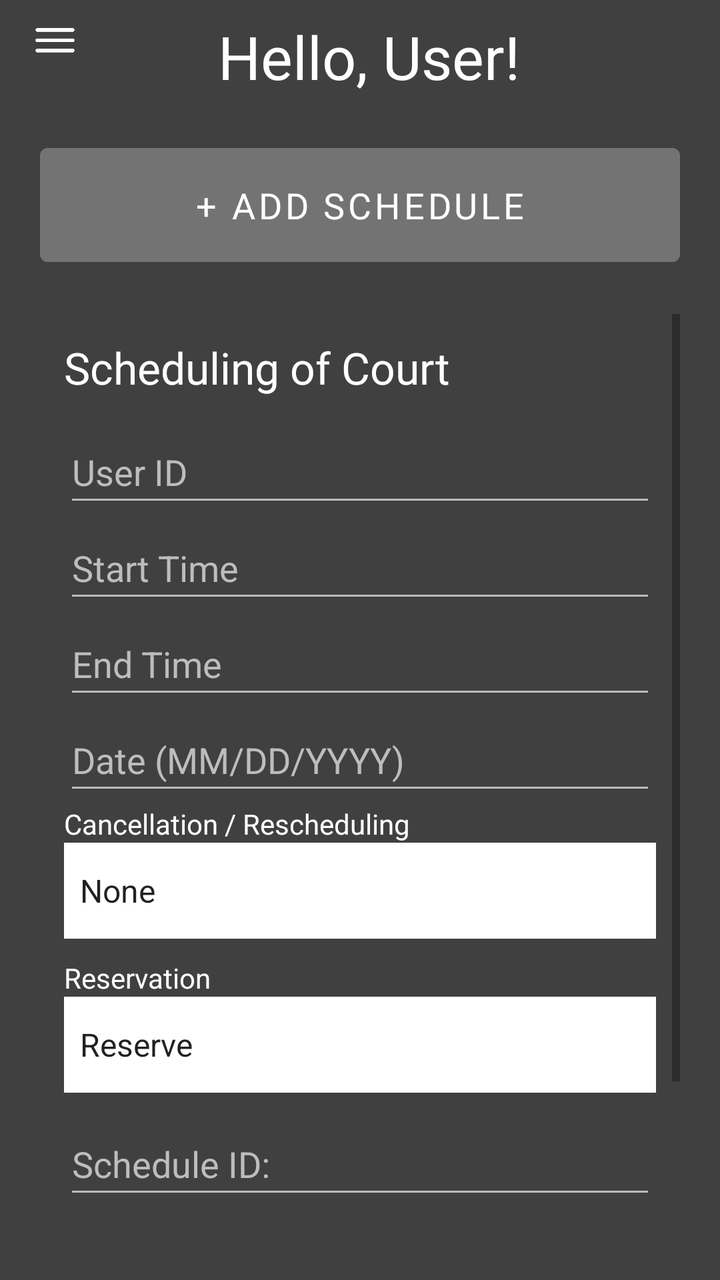
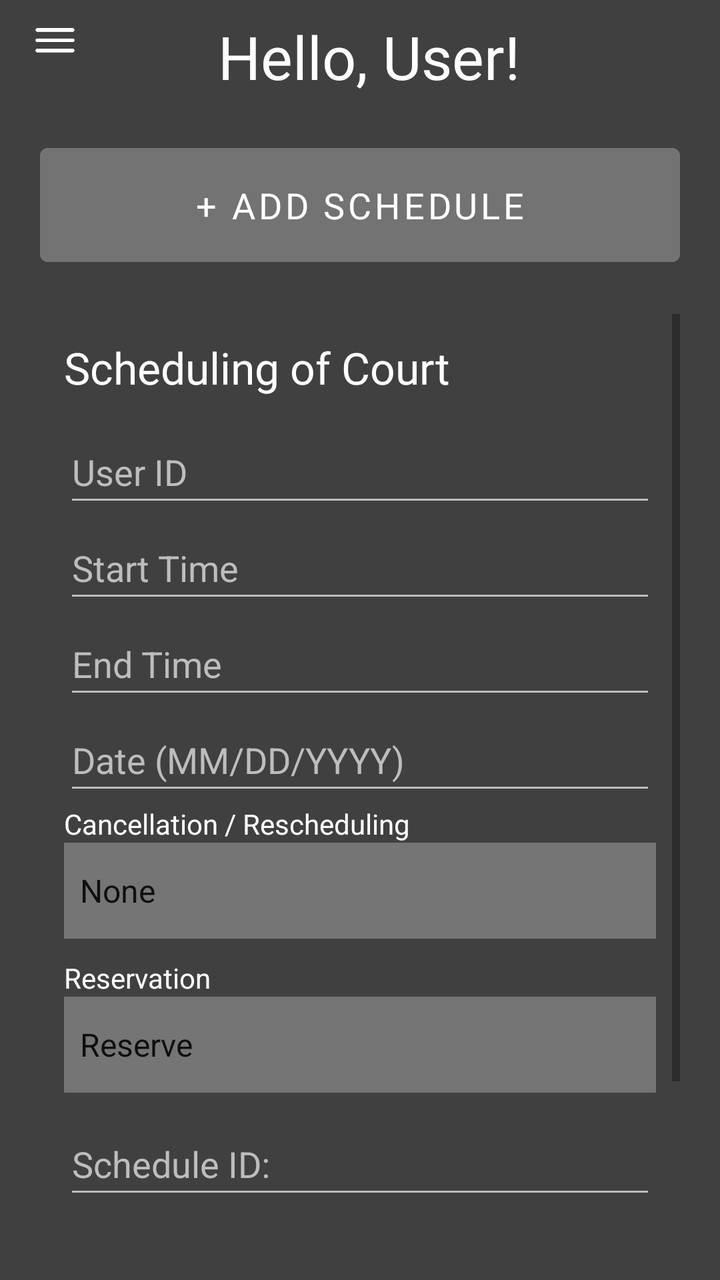

Screens rendered from an Android XML layout before and after an edit, with the pre-edit source and the edit as a unified diff.
<!-- AndroidManifest.xml: application theme Theme.CourtScheduler -->
<!-- res/layout/activity_scheduler.xml -->
<?xml version="1.0" encoding="utf-8"?>
<androidx.constraintlayout.widget.ConstraintLayout
    xmlns:android="http://schemas.android.com/apk/res/android"
    xmlns:app="http://schemas.android.com/apk/res-auto"
    xmlns:tools="http://schemas.android.com/tools"
    android:id="@+id/main"
    android:layout_width="match_parent"
    android:layout_height="match_parent"
    tools:context=".Scheduler">

    <ImageView
        android:id="@+id/backgroundscheduler"
        android:layout_width="0dp"
        android:layout_height="0dp"
        android:background="#000000"
        android:contentDescription="@string/scheduler_bg"
        android:scaleType="fitXY"
        app:srcCompat="@drawable/background"
        app:layout_constraintTop_toTopOf="parent"
        app:layout_constraintBottom_toBottomOf="parent"
        app:layout_constraintStart_toStartOf="parent"
        app:layout_constraintEnd_toEndOf="parent" />

    <ImageView
        android:id="@+id/menu"
        android:layout_width="47dp"
        android:layout_height="41dp"
        android:layout_marginStart="4dp"
        android:contentDescription="@string/menu_name"
        app:layout_constraintStart_toStartOf="parent"
        app:layout_constraintTop_toTopOf="parent"
        app:srcCompat="@drawable/hamburgermenu" />

    <TextView
        android:id="@+id/greeting"
        android:layout_width="0dp"
        android:layout_height="45dp"
        android:layout_marginStart="25dp"
        android:layout_marginTop="8dp"
        android:layout_marginEnd="16dp"
        android:fontFamily="@font/publicsans_bold"
        android:text="@string/user_hello"
        android:textAlignment="center"
        android:textColor="#FFFFFF"
        android:textSize="30sp"
        app:layout_constraintStart_toStartOf="parent"
        app:layout_constraintEnd_toEndOf="parent"
        app:layout_constraintTop_toTopOf="parent"
        tools:ignore="TextContrastCheck" />

    <Button
        android:id="@+id/button7"
        android:layout_width="0dp"
        android:layout_height="69dp"
        android:layout_marginTop="15dp"
        android:layout_marginStart="20dp"
        android:layout_marginEnd="20dp"
        android:backgroundTint="#737373"
        android:fontFamily="@font/publicsans_bold"
        android:text="@string/add_scheduler_button"
        android:textColor="@color/white"
        android:textSize="18sp"
        app:layout_constraintTop_toBottomOf="@id/greeting"
        app:layout_constraintStart_toStartOf="parent"
        app:layout_constraintEnd_toEndOf="parent" />

    <ScrollView
        android:id="@+id/schedulerScroll"
        android:layout_width="0dp"
        android:layout_height="0dp"
        android:layout_margin="20dp"
        android:fillViewport="false"
        app:layout_constraintTop_toBottomOf="@id/button7"
        app:layout_constraintBottom_toBottomOf="parent"
        app:layout_constraintStart_toStartOf="parent"
        app:layout_constraintEnd_toEndOf="parent">

        <LinearLayout
            android:layout_width="match_parent"
            android:layout_height="wrap_content"
            android:orientation="vertical"
            android:padding="12dp">

            <TextView
                android:layout_width="match_parent"
                android:layout_height="wrap_content"
                android:layout_marginBottom="12dp"
                android:fontFamily="@font/publicsans_bold"
                android:text="@string/scheduling_title"
                android:textColor="#FFFFFF"
                android:textSize="22sp" />

            <EditText
                android:id="@+id/userID"
                android:layout_width="match_parent"
                android:layout_height="48dp"
                android:backgroundTint="#BDBDBD"
                android:hint="@string/user_id_hint"
                android:inputType="number"
                android:importantForAutofill="no"
                android:textColor="#FFFFFF"
                android:textColorHint="#BDBDBD" />

            <EditText
                android:id="@+id/startTime"
                android:layout_width="match_parent"
                android:layout_height="48dp"
                android:backgroundTint="#BDBDBD"
                android:hint="@string/start_time_hint"
                android:inputType="text"
                android:importantForAutofill="no"
                android:textColor="#FFFFFF"
                android:textColorHint="#BDBDBD" />

            <EditText
                android:id="@+id/endTime"
                android:layout_width="match_parent"
                android:layout_height="48dp"
                android:backgroundTint="#BDBDBD"
                android:hint="@string/end_time_hint"
                android:inputType="text"
                android:importantForAutofill="no"
                android:textColor="#FFFFFF"
                android:textColorHint="#BDBDBD" />

            <EditText
                android:id="@+id/scheduleDate"
                android:layout_width="match_parent"
                android:layout_height="48dp"
                android:backgroundTint="#BDBDBD"
                android:hint="@string/schedule_date_hint"
                android:inputType="date"
                android:importantForAutofill="no"
                android:textColor="#FFFFFF"
                android:textColorHint="#BDBDBD" />

            <TextView
                android:layout_width="match_parent"
                android:layout_height="wrap_content"
                android:text="@string/cancellation_label"
                android:textColor="#FFFFFF"
                android:textSize="14sp" />

            <Spinner
                android:id="@+id/cancellationRescheduling"
                android:layout_width="match_parent"
                android:layout_height="48dp"
                android:layout_marginBottom="10dp"
                android:background="#FFFFFF"
                android:backgroundTint="#FFFFFF"
                android:entries="@array/cancellation_options" />

            <TextView
                android:layout_width="match_parent"
                android:layout_height="wrap_content"
                android:text="@string/reservation_label"
                android:textColor="#FFFFFF"
                android:textSize="14sp" />

            <Spinner
                android:id="@+id/reservation"
                android:layout_width="match_parent"
                android:layout_height="48dp"
                android:layout_marginBottom="10dp"
                android:background="#FFFFFF"
                android:backgroundTint="#FFFFFF"
                android:entries="@array/reservation_options" />

            <EditText
                android:id="@+id/scheduleID"
                android:layout_width="match_parent"
                android:layout_height="48dp"
                android:backgroundTint="#BDBDBD"
                android:hint="@string/schedule_id_hint"
                android:inputType="number"
                android:importantForAutofill="no"
                android:textColor="#FFFFFF"
                android:textColorHint="#BDBDBD" />

            <EditText
                android:id="@+id/courtPurpose"
                android:layout_width="match_parent"
                android:layout_height="wrap_content"
                android:layout_marginBottom="16dp"
                android:backgroundTint="#BDBDBD"
                android:gravity="top|start"
                android:hint="@string/court_purpose_hint"
                android:importantForAutofill="no"
                android:inputType="textCapSentences|textMultiLine"
                android:minLines="3"
                android:textColor="#FFFFFF"
                android:textColorHint="#BDBDBD" />

        </LinearLayout>
    </ScrollView>
</androidx.constraintlayout.widget.ConstraintLayout>
<!-- resources referenced by this layout -->
<resources>
  <string-array name="cancellation_options">
          <item>None</item>
          <item>Cancel</item>
          <item>Reschedule</item>
      </string-array>
  <string-array name="reservation_options">
          <item>Reserve</item>
          <item>Check Availability</item>
      </string-array>
  <color name="white">#FFFFFFFF</color>
  <!-- drawable background: png bitmap (drawable, 12709 bytes) -->
  <!-- drawable hamburgermenu: png bitmap (drawable, 3748 bytes) -->
  <string name="add_scheduler_button">+ Add Schedule</string>
  <string name="cancellation_label">Cancellation / Rescheduling</string>
  <string name="court_purpose_hint">Purpose of using the court:</string>
  <string name="end_time_hint">End Time</string>
  <string name="menu_name">HamburgerMenu</string>
  <string name="reservation_label">Reservation</string>
  <string name="schedule_date_hint">Date (MM/DD/YYYY)</string>
  <string name="schedule_id_hint">Schedule ID:</string>
  <string name="scheduler_bg">Scheduler Background</string>
  <string name="scheduling_title">Scheduling of Court</string>
  <string name="start_time_hint">Start Time</string>
  <string name="user_hello">Hello, User!</string>
  <string name="user_id_hint">User ID</string>
  <style name="Theme.CourtScheduler" parent="Theme.MaterialComponents.DayNight.NoActionBar">
          
          <item name="colorPrimary">@color/purple_500</item>
          <item name="colorPrimaryVariant">@color/purple_700</item>
          <item name="colorOnPrimary">@color/white</item>
          
          <item name="colorSecondary">@color/teal_200</item>
          <item name="colorSecondaryVariant">@color/teal_700</item>
          <item name="colorOnSecondary">@color/black</item>
          
          <item name="android:statusBarColor">?attr/colorPrimaryVariant</item>
          
      </style>
  <color name="purple_500">#FF6200EE</color>
  <color name="purple_700">#FF3700B3</color>
  <color name="teal_200">#FF03DAC5</color>
  <color name="teal_700">#FF018786</color>
  <color name="black">#FF000000</color>
</resources>

<!-- the commit's change to res/layout/activity_scheduler.xml (unified diff, before → after) -->
@@ -1,6 +1,5 @@
 <?xml version="1.0" encoding="utf-8"?>
-<androidx.constraintlayout.widget.ConstraintLayout
-    xmlns:android="http://schemas.android.com/apk/res/android"
+<androidx.constraintlayout.widget.ConstraintLayout xmlns:android="http://schemas.android.com/apk/res/android"
     xmlns:app="http://schemas.android.com/apk/res-auto"
     xmlns:tools="http://schemas.android.com/tools"
     android:id="@+id/main"
@@ -15,11 +14,11 @@
         android:background="#000000"
         android:contentDescription="@string/scheduler_bg"
         android:scaleType="fitXY"
-        app:srcCompat="@drawable/background"
+        app:layout_constraintBottom_toBottomOf="parent"
+        app:layout_constraintEnd_toEndOf="parent"
+        app:layout_constraintStart_toStartOf="parent"
         app:layout_constraintTop_toTopOf="parent"
-        app:layout_constraintBottom_toBottomOf="parent"
-        app:layout_constraintStart_toStartOf="parent"
-        app:layout_constraintEnd_toEndOf="parent" />
+        app:srcCompat="@drawable/background" />
 
     <ImageView
         android:id="@+id/menu"
@@ -43,8 +42,8 @@
         android:textAlignment="center"
         android:textColor="#FFFFFF"
         android:textSize="30sp"
+        app:layout_constraintEnd_toEndOf="parent"
         app:layout_constraintStart_toStartOf="parent"
-        app:layout_constraintEnd_toEndOf="parent"
         app:layout_constraintTop_toTopOf="parent"
         tools:ignore="TextContrastCheck" />
 
@@ -52,17 +51,17 @@
         android:id="@+id/button7"
         android:layout_width="0dp"
         android:layout_height="69dp"
+        android:layout_marginStart="20dp"
         android:layout_marginTop="15dp"
-        android:layout_marginStart="20dp"
         android:layout_marginEnd="20dp"
         android:backgroundTint="#737373"
         android:fontFamily="@font/publicsans_bold"
         android:text="@string/add_scheduler_button"
         android:textColor="@color/white"
         android:textSize="18sp"
-        app:layout_constraintTop_toBottomOf="@id/greeting"
+        app:layout_constraintEnd_toEndOf="parent"
         app:layout_constraintStart_toStartOf="parent"
-        app:layout_constraintEnd_toEndOf="parent" />
+        app:layout_constraintTop_toBottomOf="@id/greeting" />
 
     <ScrollView
         android:id="@+id/schedulerScroll"
@@ -70,10 +69,10 @@
         android:layout_height="0dp"
         android:layout_margin="20dp"
         android:fillViewport="false"
-        app:layout_constraintTop_toBottomOf="@id/button7"
         app:layout_constraintBottom_toBottomOf="parent"
+        app:layout_constraintEnd_toEndOf="parent"
         app:layout_constraintStart_toStartOf="parent"
-        app:layout_constraintEnd_toEndOf="parent">
+        app:layout_constraintTop_toBottomOf="@id/button7">
 
         <LinearLayout
             android:layout_width="match_parent"
@@ -96,8 +95,8 @@
                 android:layout_height="48dp"
                 android:backgroundTint="#BDBDBD"
                 android:hint="@string/user_id_hint"
+                android:importantForAutofill="no"
                 android:inputType="number"
-                android:importantForAutofill="no"
                 android:textColor="#FFFFFF"
                 android:textColorHint="#BDBDBD" />
 
@@ -107,8 +106,8 @@
                 android:layout_height="48dp"
                 android:backgroundTint="#BDBDBD"
                 android:hint="@string/start_time_hint"
+                android:importantForAutofill="no"
                 android:inputType="text"
-                android:importantForAutofill="no"
                 android:textColor="#FFFFFF"
                 android:textColorHint="#BDBDBD" />
 
@@ -118,8 +117,8 @@
                 android:layout_height="48dp"
                 android:backgroundTint="#BDBDBD"
                 android:hint="@string/end_time_hint"
+                android:importantForAutofill="no"
                 android:inputType="text"
-                android:importantForAutofill="no"
                 android:textColor="#FFFFFF"
                 android:textColorHint="#BDBDBD" />
 
@@ -129,8 +128,8 @@
                 android:layout_height="48dp"
                 android:backgroundTint="#BDBDBD"
                 android:hint="@string/schedule_date_hint"
+                android:importantForAutofill="no"
                 android:inputType="date"
-                android:importantForAutofill="no"
                 android:textColor="#FFFFFF"
                 android:textColorHint="#BDBDBD" />
 
@@ -146,8 +145,8 @@
                 android:layout_width="match_parent"
                 android:layout_height="48dp"
                 android:layout_marginBottom="10dp"
-                android:background="#FFFFFF"
-                android:backgroundTint="#FFFFFF"
+                android:background="#FFFDFD"
+                android:backgroundTint="#767575"
                 android:entries="@array/cancellation_options" />
 
             <TextView
@@ -162,8 +161,8 @@
                 android:layout_width="match_parent"
                 android:layout_height="48dp"
                 android:layout_marginBottom="10dp"
-                android:background="#FFFFFF"
-                android:backgroundTint="#FFFFFF"
+                android:background="#737373"
+                android:backgroundTint="#767575"
                 android:entries="@array/reservation_options" />
 
             <EditText
@@ -172,8 +171,8 @@
                 android:layout_height="48dp"
                 android:backgroundTint="#BDBDBD"
                 android:hint="@string/schedule_id_hint"
+                android:importantForAutofill="no"
                 android:inputType="number"
-                android:importantForAutofill="no"
                 android:textColor="#FFFFFF"
                 android:textColorHint="#BDBDBD" />
 
@@ -193,4 +192,5 @@
 
         </LinearLayout>
     </ScrollView>
+
 </androidx.constraintlayout.widget.ConstraintLayout>
